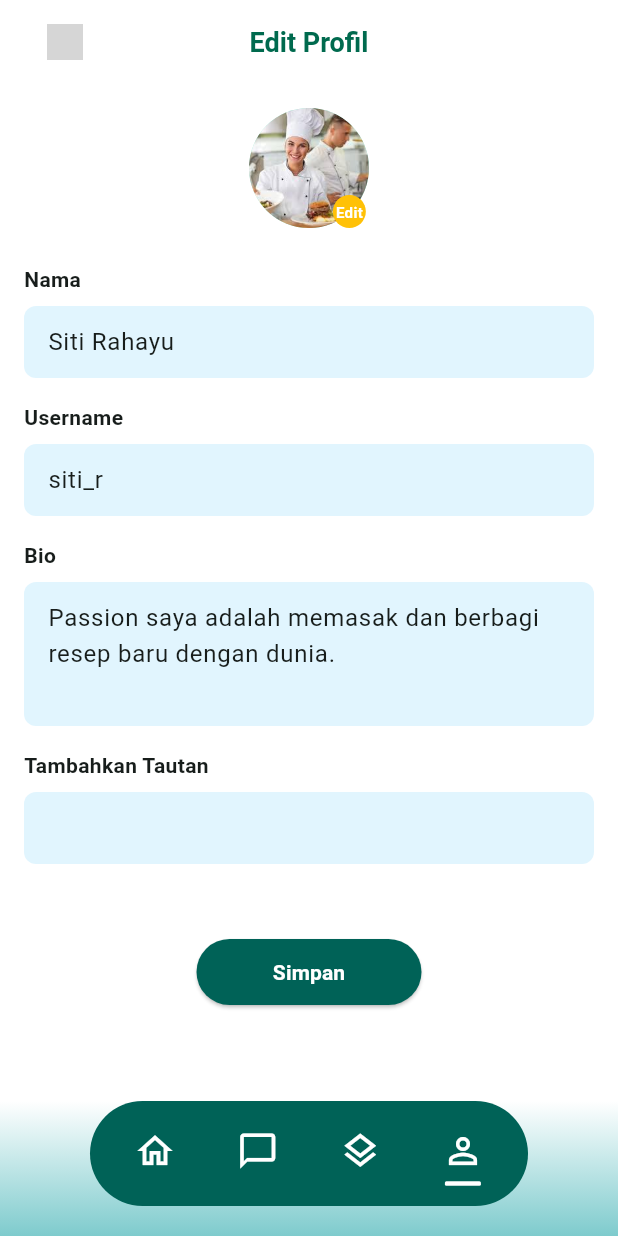
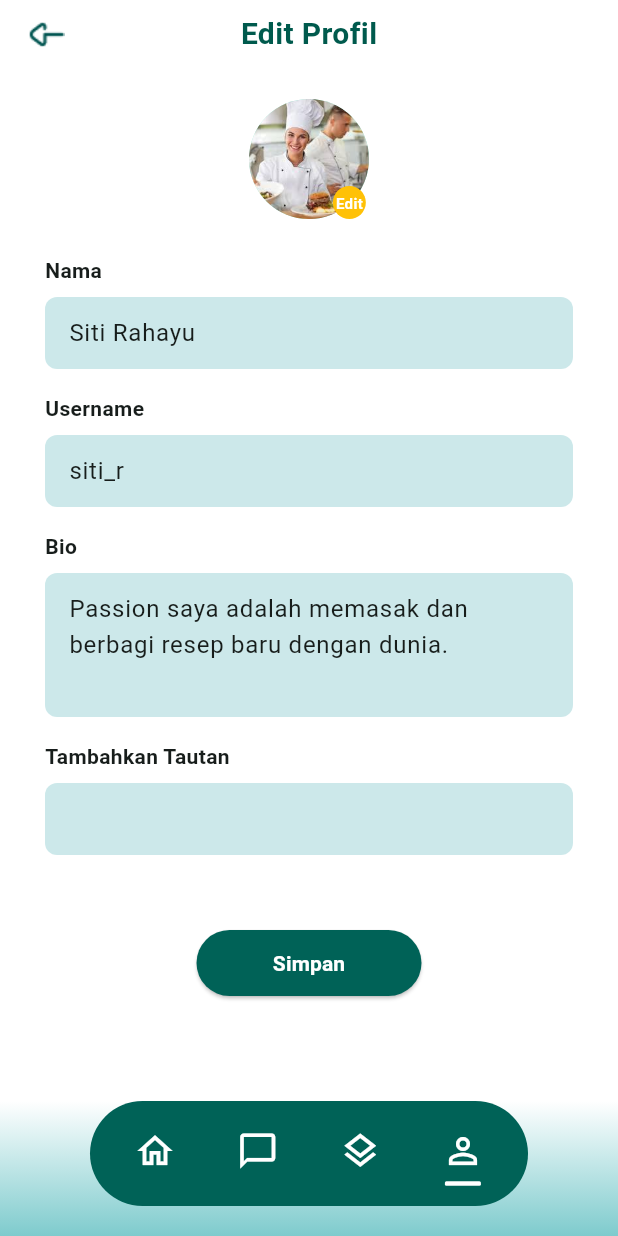
Before and after one commit to salsilsulselsol/CooKingZ, a Flutter app: the EditProfil screen opened by its route, on a phone screen of 412 x 824 dp. Run offline on Flutter 3.47's test engine with Material 3 defaults, Android fonts, the phone set to English and light mode, and no system bars; network calls fail; grey boxes are pictures that could not be loaded.

Commit message:
edit_profile dan mengikuti

```diff
--- a/lib/main.dart
+++ b/lib/main.dart
@@ -67,7 +67,7 @@ class MyApp extends StatelessWidget {
         colorScheme: ColorScheme.fromSeed(seedColor: const Color(0xFF206153)),
         useMaterial3: true,
       ),
-      initialRoute: '/',
+      initialRoute: '/trending-resep',
       routes: {
         // Onboarding & Auth
         '/': (context) => const HomeScreen(),
@@ -100,7 +100,7 @@ class MyApp extends StatelessWidget {
         '/profil-utama': (context) => const AppWithNavbar(ProfilUtama()),
         '/bagikan-profil': (context) => const AppWithNavbar(BagikanProfil()),
         '/edit-profil': (context) => const AppWithNavbar(EditProfil()),
-        '/mengikuti-pengikut': (context) => const AppWithNavbar(MengikutiPengikut()),
+        '/pengikut-mengikuti': (context) => const AppWithNavbar(MengikutiPengikut()),
         '/makanan-favorit': (context) => const AppWithNavbar(MakananFavorit()),
 
         // Pengaturan
--- a/lib/menu.dart
+++ b/lib/menu.dart
@@ -123,6 +123,7 @@ Yazid Madarizel             2305328''',
                   _buildMenuItem(context, Icons.star, 'Pengguna Terbaik', '/pengguna-terbaik'),
                   _buildMenuItem(context, Icons.trending_up, 'Trending Resep', '/tranding-resep'),
                   _buildMenuItem(context, Icons.find_in_page, 'Hasil Pencarian', '/hasil-pencarian'),
+                  _buildMenuItem(context, Icons.edit, 'Edit Profil', '/edit-profil'),
 
                   _buildMenuItem(context, Icons.abc, 'Kuesioner', '/cooking'),
                   _buildMenuItem(context, Icons.person, 'Profil', '/profil-utama'),
--- a/lib/view/profile/profil/edit_profil.dart
+++ b/lib/view/profile/profil/edit_profil.dart
@@ -1,5 +1,6 @@
 
 import 'package:flutter/material.dart';
+import 'package:masak2/view/component/header_back.dart';
 
 // Edit Profile Screen
 class EditProfil extends StatefulWidget {
@@ -26,45 +27,24 @@ class _EditProfilState extends State<EditProfil> {
     super.dispose();
   }
 
-  @override
+   @override
   Widget build(BuildContext context) {
     return Scaffold(
       backgroundColor: Colors.white,
-      appBar: AppBar(
-        backgroundColor: Colors.white,
-        elevation: 0,
-        centerTitle: true,
-       leading: GestureDetector(
-          onTap: () => Navigator.pushNamed(context, "/home"),
-          child: Transform.translate(
-            offset: const Offset(15, 0), // Geser tombol 15px ke kanan
-            child: SizedBox(
-              width: 30, // Area klik lebih besar dari gambar
-              height: 30,
-              child: Center(
-                child: SizedBox(
-                  width: 24,
-                  height: 24,
-                  child: Image.asset(
-                    'images/Tombol_kembali.png',
-                    fit: BoxFit.contain,
-                  ),
-                ),
-              ),
-            ),
-          ),
-        ),
-        title: Text(
-          'Edit Profil',
-          style: TextStyle(
-            color: Color(0xFF006A4E),
-            fontWeight: FontWeight.bold,
-            fontSize: 18,
+      appBar: PreferredSize(
+        preferredSize: Size.fromHeight(kToolbarHeight),
+        child: SafeArea(
+          child: HeaderWidget(
+            title: 'Edit Profil',
+            onBackPressed: () => Navigator.pushNamed(context, "/home"),
+            // Jika Anda ingin menambahkan widget kanan, bisa ditambahkan di sini
+            // rightWidget: YourRightWidget(),
           ),
         ),
       ),
       body: SingleChildScrollView(
-        padding: const EdgeInsets.all(16.0),
+          padding: const EdgeInsets.only(top: 20, left: 30, right: 30),
+
         child: Column(
           crossAxisAlignment: CrossAxisAlignment.start,
           children: [
@@ -118,7 +98,7 @@ class _EditProfilState extends State<EditProfil> {
               controller: _nameController,
               decoration: InputDecoration(
                 filled: true,
-                fillColor: Colors.lightBlue[50],
+                fillColor: const Color(0x4D57B4BA),
                 border: OutlineInputBorder(
                   borderRadius: BorderRadius.circular(8),
                   borderSide: BorderSide.none,
@@ -142,7 +122,7 @@ class _EditProfilState extends State<EditProfil> {
               controller: _usernameController,
               decoration: InputDecoration(
                 filled: true,
-                fillColor: Colors.lightBlue[50],
+                fillColor: const Color(0x4D57B4BA),
                 border: OutlineInputBorder(
                   borderRadius: BorderRadius.circular(8),
                   borderSide: BorderSide.none,
@@ -167,7 +147,7 @@ class _EditProfilState extends State<EditProfil> {
               maxLines: 3,
               decoration: InputDecoration(
                 filled: true,
-                fillColor: Colors.lightBlue[50],
+                fillColor: const Color(0x4D57B4BA),
                 border: OutlineInputBorder(
                   borderRadius: BorderRadius.circular(8),
                   borderSide: BorderSide.none,
@@ -191,7 +171,7 @@ class _EditProfilState extends State<EditProfil> {
               controller: _linkController,
               decoration: InputDecoration(
                 filled: true,
-                fillColor: Colors.lightBlue[50],
+                fillColor: const Color(0x4D57B4BA),
                 border: OutlineInputBorder(
                   borderRadius: BorderRadius.circular(8),
                   borderSide: BorderSide.none,
--- a/lib/view/profile/profil/mengikuti_pengikut.dart
+++ b/lib/view/profile/profil/mengikuti_pengikut.dart
@@ -184,7 +184,7 @@ final List<Map<String, dynamic>> _followersList = [
                   width: 24,
                   height: 24,
                   child: Image.asset(
-                    'images/Tombol_kembali.png',
+                    'images/arrow.png',
                     fit: BoxFit.contain,
                   ),
                 ),
```
